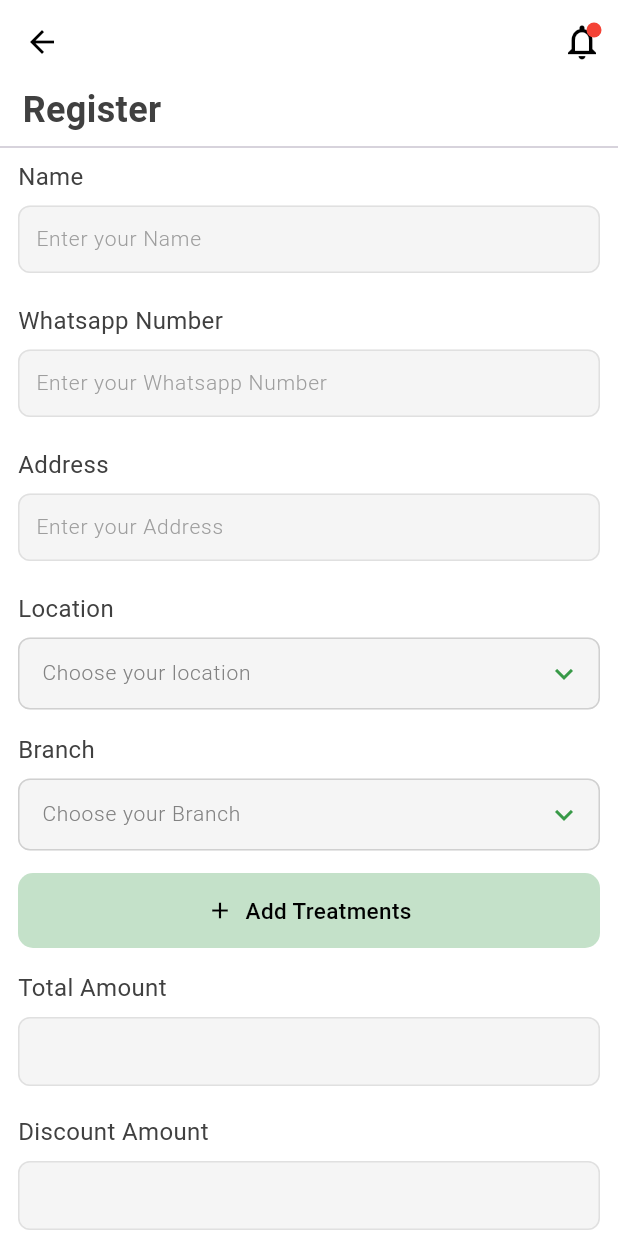
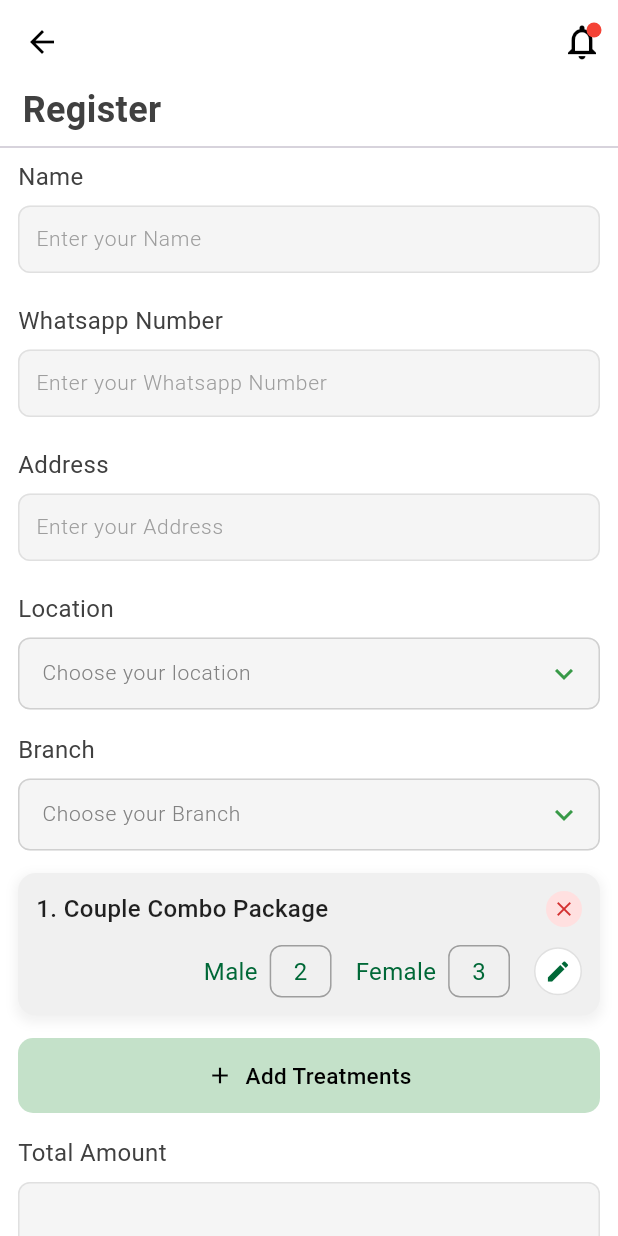
Before and after one commit to jithinkjclt/Noviindus_test, a Flutter app: the RegisterPage screen opened directly, on a phone screen of 412 x 824 dp. Run offline on Flutter 3.47's test engine with Material 3 defaults, Android fonts, the phone set to English and light mode, and no system bars; our stand-ins replace bloc, connectivity_plus, flutter_bloc, pdf, printing, shared_preferences; accounts and stored records are empty.

Commit message:
patint tile

```diff
--- a/lib/core/constants/colors.dart
+++ b/lib/core/constants/colors.dart
@@ -6,6 +6,7 @@ const Color redColor = Color(0xFFF24E1E);
 const Color buttonPrimaryColor = Color(0xFF006837);
 const Color buttonSecondaryColor = Color(0xFFC4E1C9);
 
+const Color tileFillColor = Color(0xFFF0F0F0);
 const Color colorBlack = Color(0xFF000000);
 const Color textSecondaryColor = Color(0xFF404040);
 const Color textBlueColor = Color(0xFF0028FC);
--- /dev/null
+++ b/lib/presentation/screens/register/cubit/register_cubit.dart
@@ -0,0 +1,8 @@
+import 'package:bloc/bloc.dart';
+import 'package:meta/meta.dart';
+
+part 'register_state.dart';
+
+class RegisterCubit extends Cubit<RegisterState> {
+  RegisterCubit() : super(RegisterInitial());
+}
--- /dev/null
+++ b/lib/presentation/screens/register/cubit/register_state.dart
@@ -0,0 +1,6 @@
+part of 'register_cubit.dart';
+
+@immutable
+sealed class RegisterState {}
+
+final class RegisterInitial extends RegisterState {}
--- a/lib/presentation/screens/register/register_page.dart
+++ b/lib/presentation/screens/register/register_page.dart
@@ -1,7 +1,10 @@
 import 'package:flutter/cupertino.dart';
 import 'package:flutter/material.dart';
+import 'package:flutter_bloc/flutter_bloc.dart';
+import 'package:noviindus_test/presentation/screens/register/cubit/register_cubit.dart';
 import 'package:noviindus_test/presentation/screens/register/widget/payment_selector.dart';
 import 'package:noviindus_test/presentation/screens/register/widget/treatment_add.dart';
+import 'package:noviindus_test/presentation/screens/register/widget/treatment_tile.dart';
 import 'package:noviindus_test/presentation/widget/custom_text.dart';
 import 'package:noviindus_test/presentation/widget/page_navigation.dart';
 import 'package:noviindus_test/presentation/widget/pdf_preview_widget.dart';
@@ -22,7 +25,11 @@ class RegisterPage extends StatelessWidget {
     return Scaffold(
       appBar: const CustomAppBar(),
       backgroundColor: colorWhite,
-      body: SingleChildScrollView(
+      body: BlocProvider(
+        create: (context) => RegisterCubit(),
+        child: BlocBuilder<RegisterCubit, RegisterState>(
+          builder: (context, state) {
+            return SingleChildScrollView(
               child: Column(
                 crossAxisAlignment: CrossAxisAlignment.start,
                 children: [
@@ -42,7 +49,10 @@ class RegisterPage extends StatelessWidget {
                       crossAxisAlignment: CrossAxisAlignment.start,
 
                       children: [
-                  CustomTextField(hintText: "Enter your Name", boxname: "Name"),
+                        CustomTextField(
+                          hintText: "Enter your Name",
+                          boxname: "Name",
+                        ),
                         15.hBox,
                         CustomTextField(
                           hintText: "Enter your Whatsapp Number",
@@ -92,6 +102,21 @@ class RegisterPage extends StatelessWidget {
                           hintTextColor: textFormGrey,
                         ),
                         15.hBox,
+
+                        TreatmentTile(
+                          leadingIndex: 1,
+                          title: 'Couple Combo Package',
+                          maleCount: 2,
+                          femaleCount: 3,
+                          onEditTap: () {
+                            print("Edit tapped");
+                          },
+                          onCloseTap: () {
+                            print("Close tapped");
+                          },
+                        ),
+
+                        15.hBox,
                         CustomButton(
                           iconSize: 18,
                           icon: Icons.add,
@@ -128,7 +153,11 @@ class RegisterPage extends StatelessWidget {
                         ),
                         15.hBox,
 
-                  AppText("Payment Option", size: 16, weight: FontWeight.w400),
+                        AppText(
+                          "Payment Option",
+                          size: 16,
+                          weight: FontWeight.w400,
+                        ),
                         5.hBox,
                         PaymentMethodSelector(
                           selectedMethod: "Cash",
@@ -155,7 +184,11 @@ class RegisterPage extends StatelessWidget {
                           onChanged: (value) {},
                         ),
                         15.hBox,
-                  AppText("Treatment Time", size: 16, weight: FontWeight.w400),
+                        AppText(
+                          "Treatment Time",
+                          size: 16,
+                          weight: FontWeight.w400,
+                        ),
 
                         10.hBox,
 
@@ -167,7 +200,8 @@ class RegisterPage extends StatelessWidget {
                               hintText: 'Hour',
                               items: List.generate(
                                 12,
-                          (index) => (index + 1).toString().padLeft(2, '0'),
+                                (index) =>
+                                    (index + 1).toString().padLeft(2, '0'),
                               ),
                               itemAsString: (String hour) => hour,
                               onItemSelected: (String? selectedHour) {
@@ -184,7 +218,8 @@ class RegisterPage extends StatelessWidget {
                               hintText: 'Minutes',
                               items: List.generate(
                                 60,
-                          (index) => (index + 1).toString().padLeft(2, '0'),
+                                (index) =>
+                                    (index + 1).toString().padLeft(2, '0'),
                               ),
                               itemAsString: (String location) => location,
                               onItemSelected: (String? selectedLocation) {},
@@ -250,6 +285,9 @@ class RegisterPage extends StatelessWidget {
                   ),
                 ],
               ),
+            );
+          },
+        ),
       ),
     );
   }
--- /dev/null
+++ b/lib/presentation/screens/register/widget/treatment_tile.dart
@@ -0,0 +1,136 @@
+import 'package:flutter/material.dart';
+
+import '../../../../core/constants/colors.dart';
+import '../../../widget/custom_text.dart';
+
+class TreatmentTile extends StatelessWidget {
+  final int leadingIndex;
+  final String title;
+  final int maleCount;
+  final int femaleCount;
+  final VoidCallback? onEditTap;
+  final VoidCallback? onCloseTap;
+
+  const TreatmentTile({
+    super.key,
+    required this.leadingIndex,
+    required this.title,
+    required this.maleCount,
+    required this.femaleCount,
+    this.onEditTap,
+    this.onCloseTap,
+  });
+
+  @override
+  Widget build(BuildContext context) {
+    return Container(
+      padding: const EdgeInsets.all(12.0),
+      decoration: BoxDecoration(
+        color: tileFillColor,
+        borderRadius: BorderRadius.circular(12.0),
+        boxShadow: [
+          BoxShadow(
+            color: Colors.black.withOpacity(0.05),
+            spreadRadius: 2,
+            blurRadius: 5,
+            offset: const Offset(0, 3),
+          ),
+        ],
+      ),
+      child: Column(
+        crossAxisAlignment: CrossAxisAlignment.start,
+        children: [
+          /// Index + Title + Close
+          Row(
+            mainAxisAlignment: MainAxisAlignment.spaceBetween,
+            children: [
+              Expanded(
+                child: AppText(
+                  '$leadingIndex. $title',
+                  size: 16.0,
+                  weight: FontWeight.w500,
+                  color: Colors.black87,
+                  overflow: TextOverflow.ellipsis,
+                ),
+              ),
+              GestureDetector(
+                onTap: onCloseTap,
+                child: Container(
+                  width: 24,
+                  height: 24,
+                  decoration: const BoxDecoration(
+                    color: Color(0xFFFFE0E0),
+                    shape: BoxShape.circle,
+                  ),
+                  child: const Icon(
+                    Icons.close,
+                    color: Color(0xFFD32F2F),
+                    size: 16,
+                  ),
+                ),
+              ),
+            ],
+          ),
+
+          const SizedBox(height: 12.0),
+
+          /// Gender Counts + Edit
+          Row(
+            mainAxisAlignment: MainAxisAlignment.end,
+            children: [
+              _buildGenderCounter('Male', maleCount),
+              const SizedBox(width: 16.0),
+              _buildGenderCounter('Female', femaleCount),
+              const SizedBox(width: 16.0),
+              GestureDetector(
+                onTap: onEditTap,
+                child: Container(
+                  width: 32,
+                  height: 32,
+                  decoration: BoxDecoration(
+                    color: Colors.white,
+                    border: Border.all(color: Colors.grey[300]!),
+                    shape: BoxShape.circle,
+                  ),
+                  child: const Icon(
+                    Icons.edit,
+                    color: buttonPrimaryColor,
+                    size: 18,
+                  ),
+                ),
+              ),
+            ],
+          ),
+        ],
+      ),
+    );
+  }
+
+  Widget _buildGenderCounter(String gender, int count) {
+    return Row(
+      children: [
+        AppText(
+          gender,
+          size: 16.0,
+          weight: FontWeight.w400,
+          color: buttonPrimaryColor,
+        ),
+        const SizedBox(width: 8.0),
+        Container(
+          padding: const EdgeInsets.symmetric(horizontal: 15.0, vertical: 5.0),
+          decoration: BoxDecoration(
+            color: Colors.transparent,
+            border: Border.all(color: Colors.grey),
+            borderRadius: BorderRadius.circular(8.0),
+          ),
+          child: AppText(
+            count.toString(),
+            size: 16.0,
+            weight: FontWeight.w400,
+            color: buttonPrimaryColor,
+          ),
+        ),
+      ],
+    );
+  }
+}
```
Lines whose indentation alone changed are shown as unchanged.
